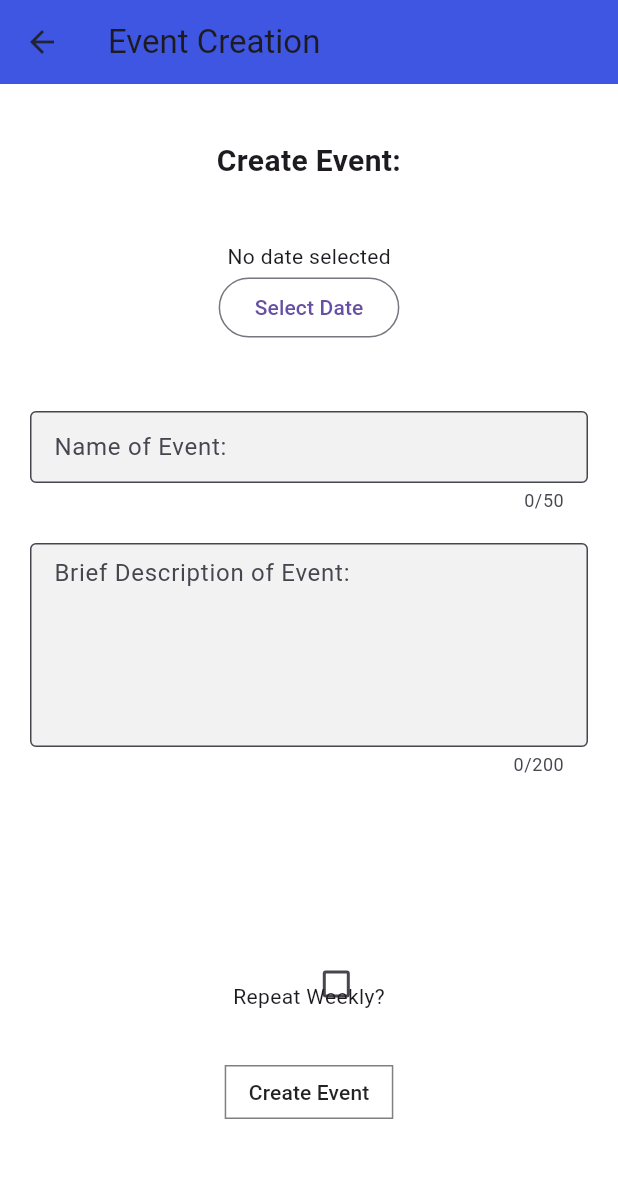
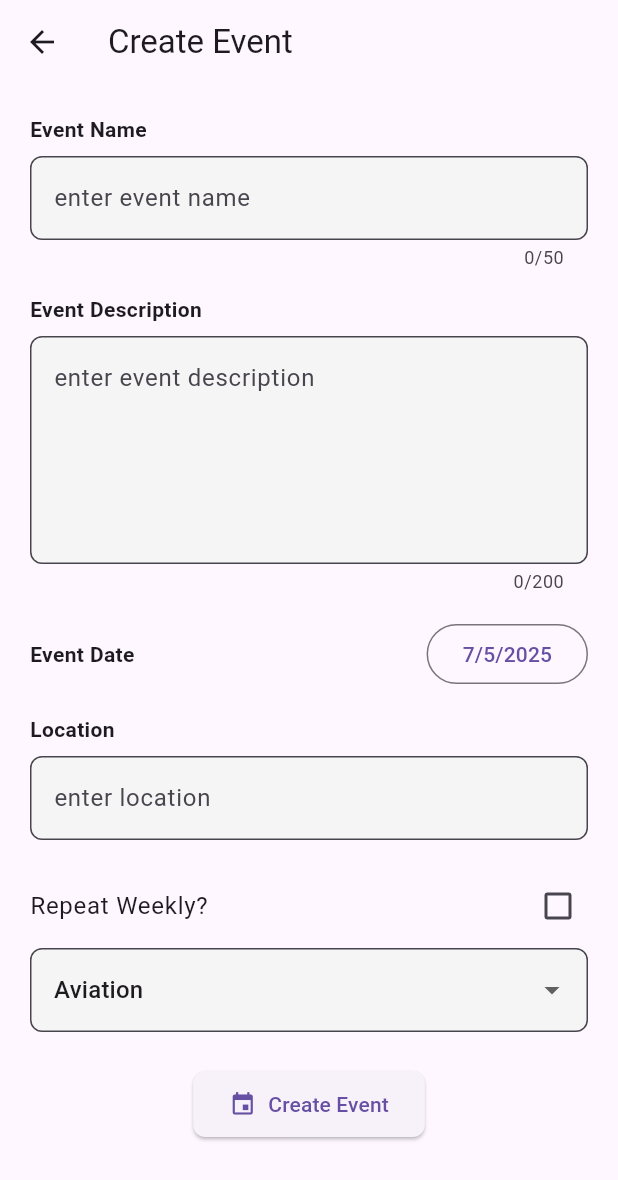
Before and after one commit to 5C-UoP/soc-drawer, a Flutter app: the EventCreate screen opened by its route, on a phone screen of 412 x 824 dp. Shown: the top 1180 px of the screen. Run offline on Flutter 3.47's test engine with Material 3 defaults, Android fonts, the light colour scheme and no system bars; our stand-ins replace font_awesome_flutter, table_calendar; accounts and stored records are empty; generated files the repository leaves out were written again.

Commit message:
events view

```diff
--- /dev/null
+++ b/lib/src/controllers/event_controller.dart
@@ -0,0 +1,25 @@
+import 'package:socdrawer/src/models/event.dart';
+import 'package:socdrawer/src/models/society.dart';
+
+List<Event> events = [];
+
+List<Event> getAllEvents() {
+  return events;
+}
+
+void createEvent(Event event) {
+  events.add(event);
+}
+
+List<Event> getEventsByDate(DateTime date) {
+  return events
+      .where((event) =>
+          event.dateTime.year == date.year &&
+          event.dateTime.month == date.month &&
+          event.dateTime.day == date.day)
+      .toList();
+}
+
+List<Event> getEventsBySocieity(Socieity society) {
+  return events.where((event) => event.society.name == society.name).toList();
+}
--- a/lib/src/views/events/event_create_view.dart
+++ b/lib/src/views/events/event_create_view.dart
@@ -1,218 +1,214 @@
 import 'package:flutter/material.dart';
-import 'package:socdrawer/src/controllers/society_controller.dart';
+import 'package:socdrawer/src/controllers/event_controller.dart';
+import 'package:socdrawer/src/controllers/user_controller.dart';
 import 'package:socdrawer/src/models/event.dart';
 import 'package:socdrawer/src/models/society.dart';
-
-DateTime eventDateTime = DateTime.now();
+import 'package:socdrawer/src/models/user.dart';
 
 class EventCreate extends StatefulWidget {
-  const EventCreate({super.key});
+  static const routeName = '/event/create';
+  final User user;
 
-  static const routeName = '/event/create';
+  EventCreate({super.key}) : user = getLoggedInUser()!;
 
   @override
-  State<StatefulWidget> createState() {
-    return EventCreateState();
-  }
+  State<EventCreate> createState() => _EventCreateState();
 }
 
-class EventCreateState extends State<EventCreate> {
-  String eventName = '';
-  String eventDescription = '';
-  String eventLocation = '';
-  late Socieity eventSociety;
-  bool repeatChecked = false;
-  final TextEditingController eventDescController = TextEditingController();
-  final TextEditingController eventNameController = TextEditingController();
-  // final newEvent = Event();
+class _EventCreateState extends State<EventCreate> {
+  final _nameController = TextEditingController();
+  final _descController = TextEditingController();
+  final _locationController = TextEditingController();
+
+  late Socieity _selectedSociety;
+  DateTime _eventDate = DateTime.now();
+  bool _repeatWeekly = false;
+
+  @override
+  void initState() {
+    super.initState();
+    _selectedSociety = widget.user.comitteeSocieties.first;
+  }
+
+  @override
+  void dispose() {
+    _nameController.dispose();
+    _descController.dispose();
+    _locationController.dispose();
+    super.dispose();
+  }
+
+  void _createEvent() {
+    final name = _nameController.text.trim();
+    final desc = _descController.text.trim();
+    final location = _locationController.text.trim();
+
+    if (name.isEmpty || location.isEmpty) {
+      _showSnackbar('Event name and location are required.', Colors.red);
+      return;
+    }
+
+    final event = Event(
+      name: name,
+      description: desc,
+      location: location,
+      society: _selectedSociety,
+      dateTime: _eventDate,
+    );
+
+    createEvent(event);
+    Navigator.pop(context,
+        event); // return a value to indivate that the state should update
+    _showSnackbar('Event successfully created.', Colors.green);
+  }
+
+  void _showSnackbar(String message, Color color) {
+    ScaffoldMessenger.of(context).showSnackBar(
+      SnackBar(
+        content: Text(message),
+        backgroundColor: color,
+      ),
+    );
+  }
+
+  Future<void> _pickDate() async {
+    final picked = await showDatePicker(
+      context: context,
+      initialDate: DateTime.now().add(const Duration(days: 1)),
+      firstDate: DateTime.now(),
+      lastDate: DateTime.now().add(const Duration(days: 365)),
+    );
+    if (picked != null) setState(() => _eventDate = picked);
+  }
+
   @override
   Widget build(BuildContext context) {
     return Scaffold(
-      backgroundColor: Color(0xffffffff),
       appBar: AppBar(
-        elevation: 4,
-        centerTitle: false,
-        automaticallyImplyLeading: false,
-        backgroundColor: const Color(0xff3a57e8),
-        shape: const RoundedRectangleBorder(
-          borderRadius: BorderRadius.zero,
-        ),
-        title: const Text("Event Creation"),
-        leading: const Icon(
-          Icons.arrow_back,
-          color: Color(0xff212435),
-          size: 24,
+        title: const Text("Create Event"),
+      ),
+      body: SingleChildScrollView(
+        padding: const EdgeInsets.all(20),
+        child: Column(
+          children: [
+            _buildTextInput("Event Name", _nameController, maxLength: 50),
+            _buildTextInput("Event Description", _descController,
+                maxLines: 5, maxLength: 200),
+            _buildDatePicker(),
+            _buildTextInput("Location", _locationController),
+            _buildRepeatCheckbox(),
+            _buildSocietyDropdown(),
+            const SizedBox(height: 24),
+            ElevatedButton.icon(
+              onPressed: _createEvent,
+              icon: const Icon(Icons.event),
+              label: const Text("Create Event"),
+              style: ElevatedButton.styleFrom(
+                padding:
+                    const EdgeInsets.symmetric(horizontal: 24, vertical: 12),
+                shape: RoundedRectangleBorder(
+                    borderRadius: BorderRadius.circular(8)),
+              ),
+            )
+          ],
         ),
       ),
-      body: Stack(
-        alignment: Alignment.topLeft,
+    );
+  }
+
+  Widget _buildTextInput(String label, TextEditingController controller,
+      {int maxLines = 1, int? maxLength}) {
+    return Padding(
+      padding: const EdgeInsets.only(bottom: 16),
+      child: Column(crossAxisAlignment: CrossAxisAlignment.start, children: [
+        Text(label, style: const TextStyle(fontWeight: FontWeight.w600)),
+        const SizedBox(height: 8),
+        TextField(
+          controller: controller,
+          maxLines: maxLines,
+          maxLength: maxLength,
+          decoration: InputDecoration(
+            hintText: "Enter $label".toLowerCase(),
+            border: OutlineInputBorder(borderRadius: BorderRadius.circular(8)),
+            filled: true,
+            fillColor: Colors.grey[100],
+          ),
+        )
+      ]),
+    );
+  }
+
+  Widget _buildDatePicker() {
+    return Padding(
+      padding: const EdgeInsets.only(bottom: 16),
+      child: Row(
         children: [
-          const Align(
-            alignment: Alignment(0.0, -0.9),
+          const Text("Event Date",
+              style: TextStyle(fontWeight: FontWeight.w600)),
+          const Spacer(),
+          OutlinedButton(
+            onPressed: _pickDate,
             child: Text(
-              "Create Event:",
-              textAlign: TextAlign.center,
-              overflow: TextOverflow.clip,
-              style: TextStyle(
-                fontWeight: FontWeight.w700,
-                fontSize: 20,
-              ),
-            ),
-          ),
-          Align(
-            alignment: const Alignment(0.0, -0.7),
-            child: DatePicker(
-              onDateSelected: (DateTime selectedDate) {
-                setState(() {
-                  eventDateTime = selectedDate;
-                });
-              },
-            ),
-          ),
-          Align(
-            alignment: const Alignment(0.1, 0.6),
-            child: Checkbox(
-              value: repeatChecked,
-              splashRadius: 20,
-              onChanged: (bool? value) {
-                setState(() {
-                  repeatChecked = value!;
-                });
-              },
-            ),
-          ),
-          // Name TextField
-          Padding(
-            padding: const EdgeInsets.all(20),
-            child: Align(
-              alignment: const Alignment(0.0, -0.4),
-              child: TextField(
-                controller: eventNameController,
-                obscureText: false,
-                textAlign: TextAlign.left,
-                maxLines: 1,
-                maxLength: 50,
-                decoration: InputDecoration(
-                  border: OutlineInputBorder(
-                    borderRadius: BorderRadius.circular(4.0),
-                    borderSide:
-                        const BorderSide(color: Color(0xff000000), width: 1),
-                  ),
-                  hintText: "Name of Event:",
-                  filled: true,
-                  fillColor: Color(0xfff2f2f2),
-                  isDense: false,
-                  contentPadding: EdgeInsets.fromLTRB(12, 8, 12, 8),
-                ),
-              ),
-            ),
-          ),
-
-          // Description TextField
-          Padding(
-            padding: const EdgeInsets.all(20),
-            child: Align(
-              alignment: const Alignment(0.0, -0.0),
-              child: TextField(
-                controller: eventDescController,
-                obscureText: false,
-                textAlign: TextAlign.left,
-                maxLines: 5,
-                maxLength: 200,
-                decoration: InputDecoration(
-                  border: OutlineInputBorder(
-                    borderRadius: BorderRadius.circular(4.0),
-                    borderSide:
-                        const BorderSide(color: Color(0xff000000), width: 1),
-                  ),
-                  hintText: "Brief Description of Event:",
-                  filled: true,
-                  fillColor: Color(0xfff2f2f2),
-                  isDense: false,
-                  contentPadding: EdgeInsets.fromLTRB(12, 8, 12, 8),
-                ),
-              ),
-            ),
-          ),
-          const Align(
-            alignment: Alignment(0, 0.6),
-            child: Text(
-              "Repeat Weekly?",
-            ),
-          ),
-          Align(
-            alignment: const Alignment(0, 0.8),
-            child: MaterialButton(
-              onPressed: () {
-                setState(() {
-                  eventName = eventNameController.text;
-                  eventDescription = eventDescController.text;
-                  eventLocation = "Location";
-                  eventSociety = socieities[0];
-                });
-                final newEvent = Event(
-                  name: eventName,
-                  description: eventDescription,
-                  location: eventLocation,
-                  society: eventSociety!,
-                  dateTime: eventDateTime,
-                );
-                print(newEvent.toString());
-              },
-              shape: const RoundedRectangleBorder(
-                borderRadius: BorderRadius.zero,
-                side: BorderSide(color: Color(0xff808080), width: 1),
-              ),
-              padding: const EdgeInsets.symmetric(horizontal: 16, vertical: 8),
-              child: const Text("Create Event"),
+              '${_eventDate.day}/${_eventDate.month}/${_eventDate.year}',
             ),
           ),
         ],
       ),
     );
   }
-}
 
-class DatePicker extends StatefulWidget {
-  final Function(DateTime) onDateSelected;
-  const DatePicker({super.key, required this.onDateSelected});
-
-  @override
-  State<DatePicker> createState() => _DatePickerState();
-}
-
-class _DatePickerState extends State<DatePicker> {
-  DateTime? selectedDate;
-
-  Future<void> _selectDate() async {
-    final DateTime? pickedDate = await showDatePicker(
-      context: context,
-      initialDate: DateTime.now(),
-      firstDate: DateTime(2024),
-      lastDate: DateTime(2026),
-    );
-
-    setState(() {
-      selectedDate = pickedDate;
-      eventDateTime = selectedDate!;
-    });
-    widget.onDateSelected(selectedDate!);
-  }
-
-  @override
-  Widget build(BuildContext context) {
+  Widget _buildRepeatCheckbox() {
     return Column(
-      mainAxisSize: MainAxisSize.min,
-      //spacing: 20,
-      children: <Widget>[
-        Text(
-          selectedDate != null
-              ? '${selectedDate!.day}/${selectedDate!.month}/${selectedDate!.year}'
-              : 'No date selected',
+      children: [
+        CheckboxListTile(
+          title: const Text("Repeat Weekly?"),
+          value: _repeatWeekly,
+          onChanged: (val) => setState(() => _repeatWeekly = val ?? false),
+          contentPadding: EdgeInsets.zero,
         ),
-        OutlinedButton(
-            onPressed: _selectDate, child: const Text('Select Date')),
+        if (_repeatWeekly)
+          Container(
+            padding: const EdgeInsets.all(12),
+            margin: const EdgeInsets.only(bottom: 16),
+            decoration: BoxDecoration(
+              color: Colors.blue[50],
+              borderRadius: BorderRadius.circular(8),
+              border: Border.all(color: Colors.blue),
+            ),
+            child: const Row(
+              children: [
+                Icon(Icons.info_outline, color: Colors.blue),
+                SizedBox(width: 8),
+                Expanded(
+                  child: Text(
+                    "This event will repeat weekly for the next 4 weeks.",
+                    style: TextStyle(
+                        color: Colors.blue, fontWeight: FontWeight.w500),
+                  ),
+                )
+              ],
+            ),
+          ),
       ],
     );
   }
+
+  Widget _buildSocietyDropdown() {
+    return DropdownButtonFormField<String>(
+      value: _selectedSociety.name,
+      items: widget.user.comitteeSocieties
+          .map((s) => DropdownMenuItem(value: s.name, child: Text(s.name)))
+          .toList(),
+      onChanged: (newValue) {
+        final society =
+            widget.user.comitteeSocieties.firstWhere((s) => s.name == newValue);
+        setState(() => _selectedSociety = society);
+      },
+      decoration: InputDecoration(
+        border: OutlineInputBorder(borderRadius: BorderRadius.circular(8)),
+        filled: true,
+        fillColor: Colors.grey[100],
+      ),
+    );
+  }
 }
--- a/lib/src/views/events/event_view_expanded.dart
+++ b/lib/src/views/events/event_view_expanded.dart
@@ -1,8 +1,8 @@
 import 'package:flutter/material.dart';
+import 'package:url_launcher/url_launcher.dart';
+
 import '../../models/event.dart';
-import 'package:url_launcher/url_launcher.dart';
 //import 'package:webview_flutter/webview_flutter.dart';
-
 
 class EventsViewExpanded extends StatelessWidget {
   final Event event;
@@ -49,7 +49,11 @@ class EventsViewExpanded extends StatelessWidget {
                 children: [
                   const Icon(Icons.calendar_today),
                   const SizedBox(width: 10),
-                  Expanded(child: Text(event.dateTime.toLocal().toString())),
+                  Expanded(
+                    child: Text(
+                      '${event.dateTime.toLocal().day}/${event.dateTime.toLocal().month}/${event.dateTime.toLocal().year} at ${event.dateTime.toLocal().hour.toString().padLeft(2, '0')}:${event.dateTime.toLocal().minute.toString().padLeft(2, '0')}',
+                    ),
+                  ),
                 ],
               ),
             ),
@@ -73,10 +77,12 @@ class EventsViewExpanded extends StatelessWidget {
 
             GestureDetector(
               onTap: () async {
-                final googleMapsUrl = 'https://www.google.com/maps/search/?api=1&query=${event.location}';
+                final googleMapsUrl =
+                    'https://www.google.com/maps/search/?api=1&query=${event.location}';
 
                 if (await canLaunchUrl(Uri.parse(googleMapsUrl))) {
-                  await launchUrl(Uri.parse(googleMapsUrl), mode: LaunchMode.externalApplication);
+                  await launchUrl(Uri.parse(googleMapsUrl),
+                      mode: LaunchMode.externalApplication);
                 } else {
                   ScaffoldMessenger.of(context).showSnackBar(
                     const SnackBar(content: Text('Could not open Google Maps')),
@@ -91,8 +97,6 @@ class EventsViewExpanded extends StatelessWidget {
                 ),
               ),
             ),
-
-
 
             // --- DESCRIPTION ---
             Container(
@@ -126,8 +130,6 @@ class EventsViewExpanded extends StatelessWidget {
                 ],
               ),
             ),
-
-
           ],
         ),
       ),
```
Also changed, not shown: lib/src/views/components/event_card.dart (added, +101 -0 lines), lib/src/views/events/events_view.dart (+14 -31 lines), lib/src/views/home/home_view.dart (+52 -14 lines), lib/src/views/socieites/socieities_details_view.dart (+14 -2 lines). Lines whose indentation alone changed are shown as unchanged.
